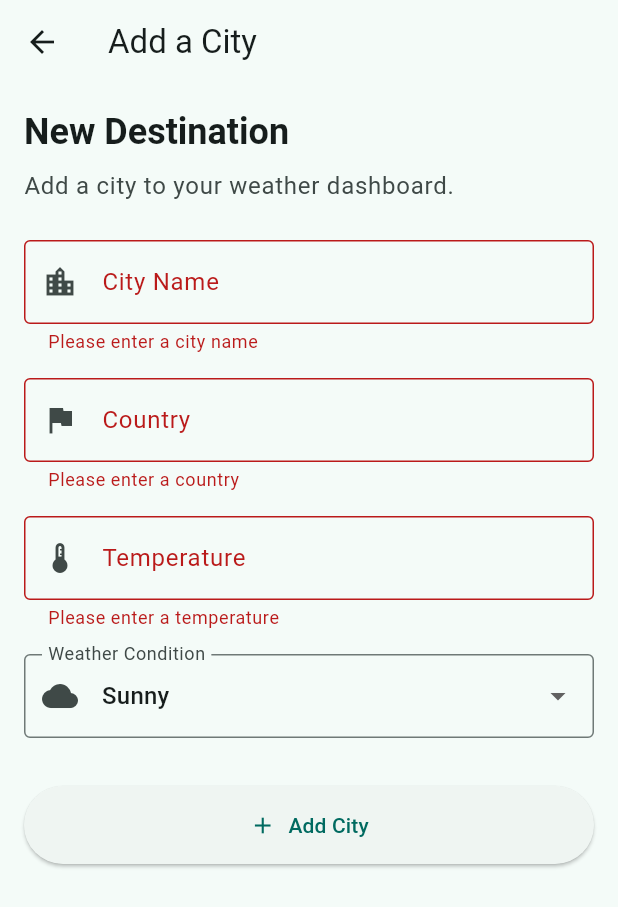
After one commit to Onthangaho/Flutter-weather-travel-app, a Flutter app: the AddCityScreen screen opened directly, after a tap on "Add City", on a phone screen of 412 x 824 dp. The commit adds this screen. Shown: the top 907 px of the screen. Run offline on Flutter 3.47's test engine with Material 3 defaults, Android fonts, the phone set to English and light mode, and no system bars.

Commit message:
Code Updated to reflect Day 1 of Week 2

```diff
--- /dev/null
+++ b/lib/add_city_screen.dart
@@ -0,0 +1,182 @@
+import 'package:flutter/material.dart';
+
+class AddCityScreen extends StatefulWidget {
+  const AddCityScreen({super.key});
+
+  @override
+  State<AddCityScreen> createState() => _AddCityScreenState();
+}
+
+class _AddCityScreenState extends State<AddCityScreen> {
+// The "remote control" for our form
+  final _formKey = GlobalKey<FormState>();
+// Controllers — hold the current text value of each field
+  final _cityNameController = TextEditingController();
+  final _countryController = TextEditingController();
+  final _temperatureController = TextEditingController();
+// Dropdown state
+  String _selectedCondition = 'Sunny';
+  final List<String> _conditions = [
+    'Sunny',
+    'Cloudy',
+    'Rainy',
+    'Foggy',
+    'Clear',
+    'Stormy',
+  ];
+// Clean up controllers to prevent memory leaks
+  @override
+  void dispose() {
+    _cityNameController.dispose();
+    _countryController.dispose();
+    _temperatureController.dispose();
+    super.dispose();
+  }
+
+  @override
+  Widget build(BuildContext context) {
+    return Scaffold(
+      appBar: AppBar(
+        title: const Text('Add a City'),
+      ),
+      body: SingleChildScrollView(
+        padding: const EdgeInsets.all(16),
+        child: Column(
+          crossAxisAlignment: CrossAxisAlignment.start,
+          children: [
+            Text(
+              'New Destination',
+              style: Theme.of(context).textTheme.headlineSmall?.copyWith(
+                fontWeight: FontWeight.bold,
+              ),
+            ),
+            const SizedBox(height: 8),
+            Text(
+              'Add a city to your weather dashboard.',
+              style: Theme.of(context).textTheme.bodyLarge?.copyWith(
+                color: Theme.of(context).colorScheme.onSurfaceVariant,
+              ),
+            ),
+            const SizedBox(height: 24),
+
+            // The Form wraps all fields — key connects it to _formKey
+            Form(
+              key: _formKey,
+              child: Column(
+                children: [
+                  // --- City Name ---
+                  TextFormField(
+                    controller: _cityNameController,
+                    decoration: const InputDecoration(
+                      labelText: 'City Name',
+                      hintText: 'e.g. Tokyo',
+                      prefixIcon: Icon(Icons.location_city),
+                      border: OutlineInputBorder(),
+                    ),
+                    validator: (value) {
+                      if (value == null || value.trim().isEmpty) {
+                        return 'Please enter a city name';
+                      }
+                      return null;
+                    },
+                  ),
+                  const SizedBox(height: 16),
+
+                  // --- Country ---
+                  TextFormField(
+                    controller: _countryController,
+                    decoration: const InputDecoration(
+                      labelText: 'Country',
+                      hintText: 'e.g. Japan',
+                      prefixIcon: Icon(Icons.flag),
+                      border: OutlineInputBorder(),
+                    ),
+                    validator: (value) {
+                      if (value == null || value.trim().isEmpty) {
+                        return 'Please enter a country';
+                      }
+                      return null;
+                    },
+                  ),
+                  const SizedBox(height: 16),
+
+                  // --- Temperature ---
+                  TextFormField(
+                    controller: _temperatureController,
+                    decoration: const InputDecoration(
+                      labelText: 'Temperature',
+                      hintText: 'e.g. 22',
+                      prefixIcon: Icon(Icons.thermostat),
+                      suffixText: '°C',
+                      border: OutlineInputBorder(),
+                    ),
+                    keyboardType: TextInputType.number,
+                    validator: (value) {
+                      if (value == null || value.trim().isEmpty) {
+                        return 'Please enter a temperature';
+                      }
+                      if (double.tryParse(value.trim()) == null) {
+                        return 'Please enter a valid number';
+                      }
+                      return null;
+                    },
+                  ),
+                  const SizedBox(height: 16),
+
+                  // --- Weather Condition Dropdown ---
+                  DropdownButtonFormField<String>(
+                    initialValue: _selectedCondition,
+                    decoration: const InputDecoration(
+                      labelText: 'Weather Condition',
+                      prefixIcon: Icon(Icons.cloud),
+                      border: OutlineInputBorder(),
+                    ),
+                    items: _conditions.map((condition) {
+                      return DropdownMenuItem(
+                        value: condition,
+                        child: Text(condition),
+                      );
+                    }).toList(),
+                    onChanged: (value) {
+                      setState(() {
+                        _selectedCondition = value!;
+                      });
+                    },
+                  ),
+                  const SizedBox(height: 32),
+
+                  // --- Submit Button ---
+                  SizedBox(
+                    width: double.infinity,
+                    child: ElevatedButton.icon(
+                      onPressed: () {
+                        // Trigger validation on ALL fields inside the Form
+                        if (_formKey.currentState!.validate()) {
+                          // All fields valid — build the city map
+                          final newCity = {
+                            'name': _cityNameController.text.trim(),
+                            'country': _countryController.text.trim(),
+                            'temp': '${_temperatureController.text.trim()}°C',
+                            'condition': _selectedCondition,
+                          };
+
+                          // Go back to dashboard and send the data
+                          Navigator.pop(context, newCity);
+                        }
+                      },
+                      icon: const Icon(Icons.add),
+                      label: const Text('Add City'),
+                      style: ElevatedButton.styleFrom(
+                        padding: const EdgeInsets.symmetric(vertical: 16),
+                      ),
+                    ),
+                  ),
+                ],
+              ),
+            ),
+          ],
+        ),
+      ),
+    );
+  }
+}
--- /dev/null
+++ b/lib/app_router.dart
@@ -0,0 +1,111 @@
+import 'package:flutter/material.dart';
+import 'city_detail_screen.dart';
+import 'forecast_screen.dart';
+
+// ================================================================
+// STEP 1: Define argument classes for routes that need data
+// ================================================================
+// Instead of passing raw Maps or loose strings, we create a
+// dedicated class for each route's arguments. This is the "contract"
+// that the sending screen must fulfill.
+
+/// Arguments required to open the City Detail screen.
+/// Every field is typed and named — no guessing, no casting.
+class CityDetailArgs {
+  final String cityName;
+  final String country;
+  final String temperature;
+  final String condition;
+
+  const CityDetailArgs({
+    required this.cityName,
+    required this.country,
+    required this.temperature,
+    required this.condition,
+  });
+}
+
+// ================================================================
+// STEP 2: Define the routes enum with generics
+// ================================================================
+// Each enum value has a generic type <T> that declares what
+// argument type that route expects.
+//
+// - <void> means the route takes NO arguments
+// - <CityDetailArgs> means you MUST pass a CityDetailArgs object
+//
+// If you try to navigate to 'cityDetail' without passing
+// CityDetailArgs, the compiler refuses to build. That's the magic.
+enum AppRoute<T> {
+  // Routes that take NO arguments use <void>
+  home<void>(),
+  forecast<void>(),
+
+  // Routes that REQUIRE arguments declare the type
+  cityDetail<CityDetailArgs>();
+
+  // The const constructor — required for enums
+  const AppRoute();
+
+  // ================================================================
+  // STEP 3: The route builder method
+  // ================================================================
+  // This method takes the argument (typed as T) and returns a
+  // MaterialPageRoute that builds the correct screen.
+  //
+  // The key insight: because T is declared per-enum-value,
+  // Dart KNOWS that if you call AppRoute.cityDetail.route(args),
+  // then 'args' MUST be a CityDetailArgs. If you pass a String,
+  // the compiler rejects it.
+
+  Route<dynamic> route(T args) {
+    return MaterialPageRoute(
+      // settings: stores the route name for debugging/analytics
+      settings: RouteSettings(name: name),
+      builder: (context) {
+        // Match the enum value to the correct screen
+        switch (this) {
+          case AppRoute.home:
+            // Home is handled by MaterialApp's 'home' property,
+            // but we include it for completeness
+            throw UnimplementedError('Home is set via MaterialApp.home');
+
+          case AppRoute.forecast:
+            return const ForecastScreen();
+
+          case AppRoute.cityDetail:
+            // 'args' is guaranteed to be CityDetailArgs here
+            // because this enum value was declared as <CityDetailArgs>
+            final cityArgs = args as CityDetailArgs;
+            return CityDetailScreen(
+              cityName: cityArgs.cityName,
+              country: cityArgs.country,
+              temperature: cityArgs.temperature,
+              condition: cityArgs.condition,
+            );
+        }
+      },
+    );
+  }
+}
+
+// ================================================================
+// STEP 4: A convenience extension on Navigator
+// ================================================================
+// This adds a .pushRoute() method to NavigatorState so we can
+// write: Navigator.of(context).pushRoute(AppRoute.forecast)
+// instead of the longer form.
+extension AppNavigator on NavigatorState {
+  /// Push a route that takes NO arguments (void routes)
+  Future<R?> pushRoute<R>(AppRoute<void> route) {
+    // Fix 1: Renamed parameter to 'route' (was 'Approute')
+    // Fix 2: Cast the return to Route<R>
+    return push<R>(route.route(null) as Route<R>);
+  }
+
+  /// Push a route that REQUIRES arguments
+  Future<R?> pushRouteWithArgs<R, T>(AppRoute<T> route, T args) {
+    // Fix 2: Cast the return to Route<R>
+    return push<R>(route.route(args) as Route<R>);
+  }
+}
--- a/lib/main.dart
+++ b/lib/main.dart
@@ -1,6 +1,8 @@
 import 'package:flutter/material.dart';
 import 'city_tile.dart';
 import 'forecast_screen.dart';
+import 'city_detail_screen.dart';
+import 'app_router.dart';
 
 void main() {
 runApp(const TravelApp());
@@ -20,11 +22,14 @@ class TravelApp extends StatelessWidget {
 );
 }
 }
+
 class HomeScreen extends StatefulWidget {
   const HomeScreen({super.key});
+
   @override
 State<HomeScreen> createState() => _HomeScreenState();
 }
+
 class _HomeScreenState extends State<HomeScreen> {
   final List<Map<String, String>> savedCities = [
     {'name': 'Paris', 'country': 'France', 'temp': '18°C', 'condition': 'Cloudy'},
@@ -34,6 +39,7 @@ class _HomeScreenState extends State<HomeScreen> {
     {'name': 'Dubai', 'country': 'UAE', 'temp': '38°C', 'condition': 'Clear'},
     {'name': 'London', 'country': 'UK', 'temp': '12°C', 'condition': 'Foggy'},
   ];
+
   @override
   Widget build(BuildContext context) {
     return Scaffold(
@@ -41,18 +47,10 @@ class _HomeScreenState extends State<HomeScreen> {
         title: const Text('Weather & Travel'),
         leading: const Icon(Icons.travel_explore),
         actions: [
-          // Repurposing the search button to navigate to forecast screen
           IconButton(
             icon: const Icon(Icons.calendar_today),
             onPressed: () {
-              // Navigator.push adds a new screen on top of the current one
-              // MaterialPageRoute handles the slide-in animation
-              Navigator.push(
-                context,
-                MaterialPageRoute(
-                  builder: (context) => const ForecastScreen(),
-                ),
-              );
+              Navigator.of(context).pushRoute(AppRoute.forecast);
             },
           ),
           Stack(
@@ -88,7 +86,7 @@ class _HomeScreenState extends State<HomeScreen> {
           crossAxisAlignment: CrossAxisAlignment.start,
           children: [
             Text(
-              'Welcome Back!          ',
+              'Welcome Back!',
               style: Theme.of(context).textTheme.headlineMedium?.copyWith(
                     fontWeight: FontWeight.bold,
                   ),
@@ -101,7 +99,6 @@ class _HomeScreenState extends State<HomeScreen> {
                   ),
             ),
             const SizedBox(height: 24),
-
             Row(
               children: [
                 Icon(
@@ -130,7 +127,6 @@ class _HomeScreenState extends State<HomeScreen> {
               ],
             ),
             const SizedBox(height: 24),
-
             Row(
               mainAxisAlignment: MainAxisAlignment.spaceBetween,
               children: [
@@ -149,7 +145,6 @@ class _HomeScreenState extends State<HomeScreen> {
               ],
             ),
             const SizedBox(height: 12),
-
             Expanded(
               child: LayoutBuilder(
                 builder: (context, constraints) {
@@ -177,6 +172,17 @@ class _HomeScreenState extends State<HomeScreen> {
                         country: city['country']!,
                         temperature: city['temp']!,
                         condition: city['condition']!,
+                        onTap: () {
+                          Navigator.of(context).pushRouteWithArgs(
+                            AppRoute.cityDetail,
+                            CityDetailArgs(
+                              cityName: city['name']!,
+                              country: city['country']!,
+                              temperature: city['temp']!,
+                              condition: city['condition']!,
+                            ),
+                          );
+                        },
                       );
                     },
                   );
```
Also changed, not shown: lib/city_detail_screen.dart (added, +120 -0 lines), lib/city_tile.dart (+14 -2 lines), lib/daily_forecast_card.dart (+5 -27 lines), lib/forecast_screen.dart (+0 -10 lines), 1 other file. Lines whose indentation alone changed are shown as unchanged.
